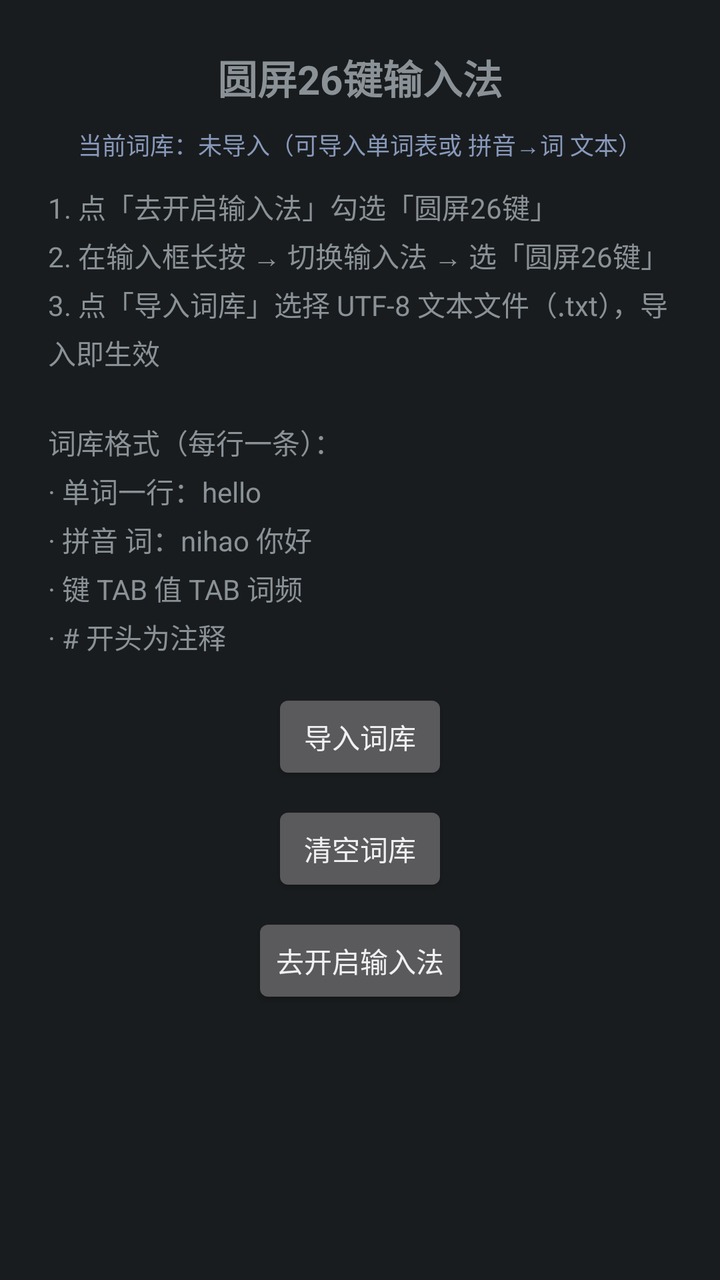
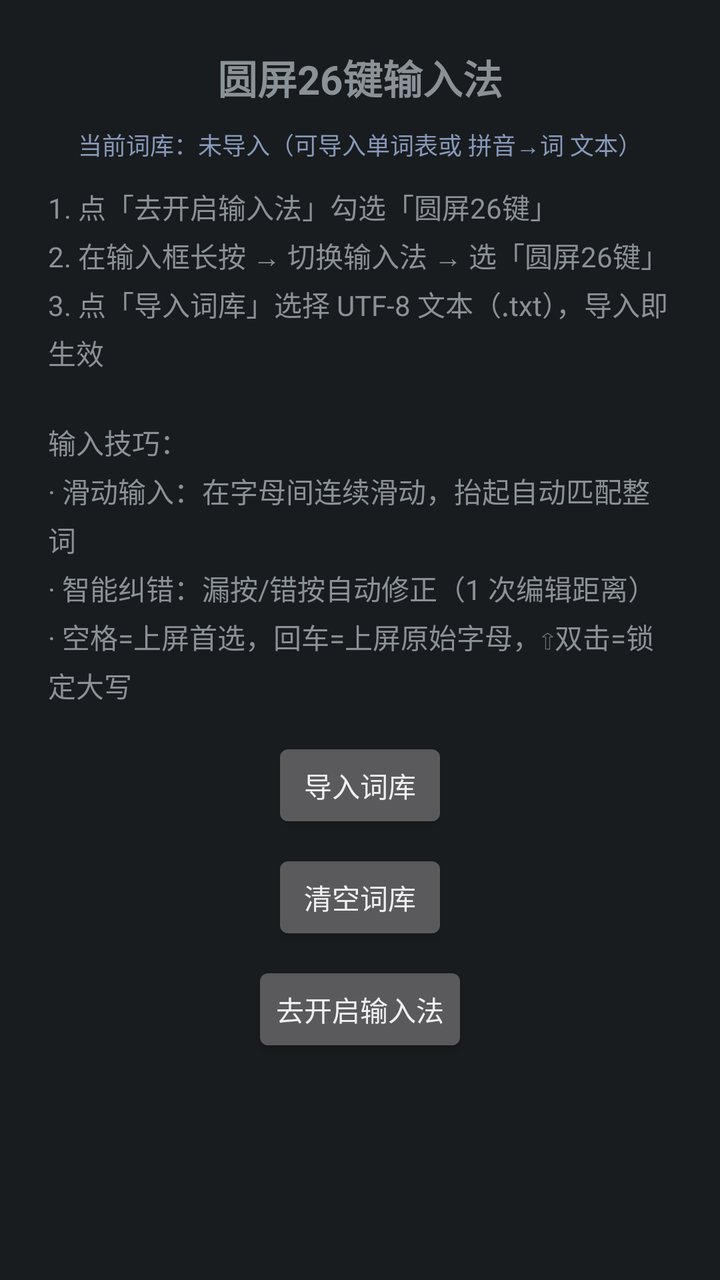

The first picture is an Android layout as it rendered before a commit; the second is the same layout after the commit. The layout source and the unified diff follow.
<!-- AndroidManifest.xml: application theme android:Theme.DeviceDefault -->
<!-- res/layout/activity_main.xml -->
<?xml version="1.0" encoding="utf-8"?>
<ScrollView xmlns:android="http://schemas.android.com/apk/res/android"
    android:layout_width="match_parent"
    android:layout_height="match_parent"
    android:fillViewport="true">

    <LinearLayout
        android:layout_width="match_parent"
        android:layout_height="wrap_content"
        android:orientation="vertical"
        android:padding="24dp">

        <TextView
            android:layout_width="wrap_content"
            android:layout_height="wrap_content"
            android:text="@string/app_name"
            android:textSize="20sp"
            android:textStyle="bold"
            android:layout_gravity="center_horizontal" />

        <TextView
            android:id="@+id/tv_stats"
            android:layout_width="match_parent"
            android:layout_height="wrap_content"
            android:layout_marginTop="10dp"
            android:gravity="center"
            android:textSize="12sp"
            android:textColor="#8899BB"
            android:text="@string/dict_empty" />

        <TextView
            android:layout_width="match_parent"
            android:layout_height="wrap_content"
            android:layout_marginTop="12dp"
            android:lineSpacingExtra="4dp"
            android:textSize="14sp"
            android:text="1. 点「去开启输入法」勾选「圆屏26键」\n2. 在输入框长按 → 切换输入法 → 选「圆屏26键」\n3. 点「导入词库」选择 UTF-8 文本文件（.txt），导入即生效\n\n词库格式（每行一条）：\n· 单词一行：hello\n· 拼音 词：nihao 你好\n· 键 TAB 值 TAB 词频\n· # 开头为注释" />

        <Button
            android:id="@+id/btn_import"
            android:layout_width="wrap_content"
            android:layout_height="wrap_content"
            android:layout_gravity="center_horizontal"
            android:layout_marginTop="16dp"
            android:text="导入词库" />

        <Button
            android:id="@+id/btn_clear"
            android:layout_width="wrap_content"
            android:layout_height="wrap_content"
            android:layout_gravity="center_horizontal"
            android:layout_marginTop="8dp"
            android:text="清空词库" />

        <Button
            android:id="@+id/btn_enable"
            android:layout_width="wrap_content"
            android:layout_height="wrap_content"
            android:layout_gravity="center_horizontal"
            android:layout_marginTop="8dp"
            android:text="去开启输入法" />
    </LinearLayout>
</ScrollView>
<!-- resources referenced by this layout -->
<resources>
  <string name="app_name">圆屏26键输入法</string>
  <string name="dict_empty">当前词库：未导入（可导入单词表或 拼音→词 文本）</string>
</resources>

<!-- the commit's change to res/layout/activity_main.xml (unified diff, before → after) -->
@@ -34,7 +34,7 @@
             android:layout_marginTop="12dp"
             android:lineSpacingExtra="4dp"
             android:textSize="14sp"
-            android:text="1. 点「去开启输入法」勾选「圆屏26键」\n2. 在输入框长按 → 切换输入法 → 选「圆屏26键」\n3. 点「导入词库」选择 UTF-8 文本文件（.txt），导入即生效\n\n词库格式（每行一条）：\n· 单词一行：hello\n· 拼音 词：nihao 你好\n· 键 TAB 值 TAB 词频\n· # 开头为注释" />
+            android:text="1. 点「去开启输入法」勾选「圆屏26键」\n2. 在输入框长按 → 切换输入法 → 选「圆屏26键」\n3. 点「导入词库」选择 UTF-8 文本（.txt），导入即生效\n\n输入技巧：\n· 滑动输入：在字母间连续滑动，抬起自动匹配整词\n· 智能纠错：漏按/错按自动修正（1 次编辑距离）\n· 空格=上屏首选，回车=上屏原始字母，⇧双击=锁定大写" />
 
         <Button
             android:id="@+id/btn_import"
